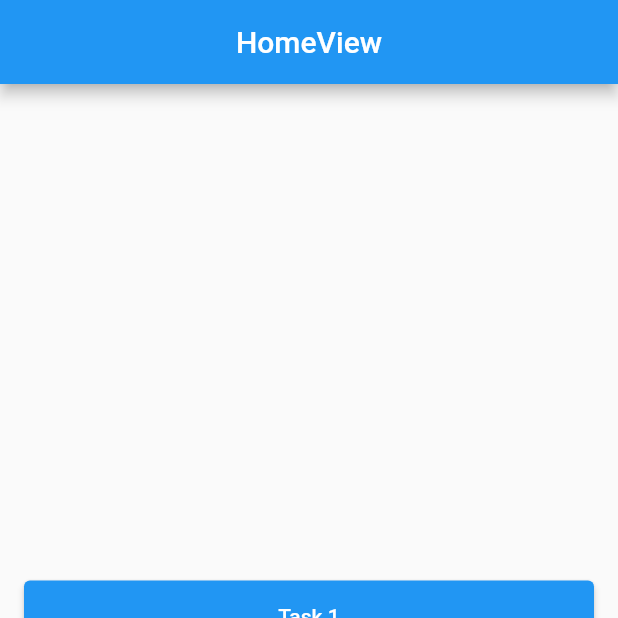
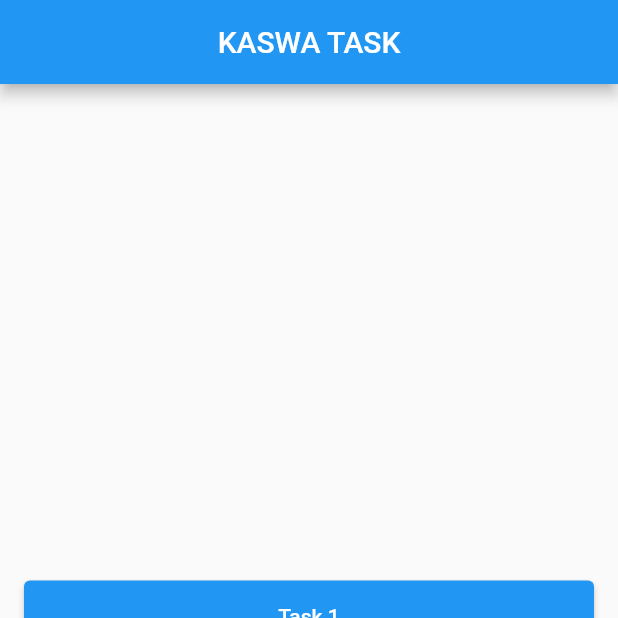
Before and after one commit to ahmadbintariq4u/kaswa_task, a Flutter app: the screen it shows after launch, on a phone screen of 412 x 824 dp, the top half of it. Run offline on Flutter 3.47's test engine with Material 2 defaults, Android fonts, the phone set to English and light mode, and no system bars; our stand-ins replace csv, get, velocity_x.

```diff
--- a/lib/app/modules/home/views/home_view.dart
+++ b/lib/app/modules/home/views/home_view.dart
@@ -14,7 +14,7 @@ class HomeView extends GetView<HomeController> {
   Widget build(BuildContext context) {
     return Scaffold(
         appBar: AppBar(
-          title: const Text('HomeView'),
+          title: const Text('KASWA TASK'),
           centerTitle: true,
         ),
         body: Column(
--- a/lib/app/modules/task_1/views/task_1_view.dart
+++ b/lib/app/modules/task_1/views/task_1_view.dart
@@ -37,7 +37,7 @@ class Task1View extends GetView<Task1Controller> {
             ElevatedButton(
                     onPressed: () {
                       // Get.toNamed(Routes.BOOKING);
-                      Get.to(const BookedRooms());
+                      Get.to(() => const BookedRooms());
                     },
                     child: const Text("See Booked Rooms").p(kPadding))
                 .cornerRadius(kRaidus)
```
